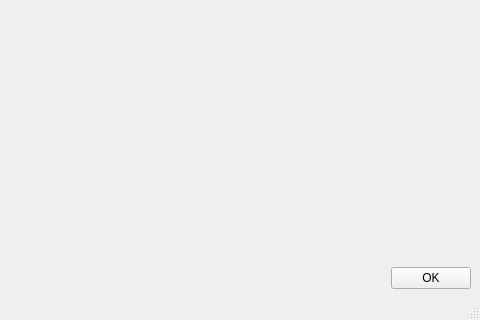
First picture: the form in notebooks/ui/ui_extract_evenly_spaced_files_replace_with.ui, repository neutronimaging/python_notebooks, before the edit; both pictures show x 642 to 1122 and y 373 to 693 of the 1122 by 693 pixel window.
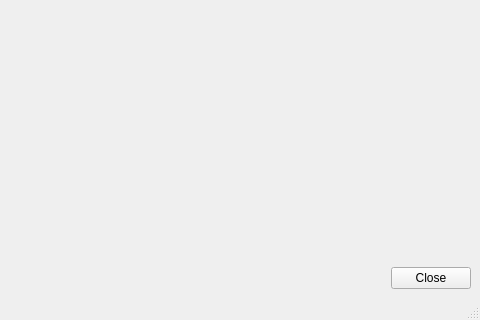
Second picture: the form after the edit.

Commit message: manual not modal anymore. update combobox. this refs #58

```diff
--- a/notebooks/ui/ui_extract_evenly_spaced_files_replace_with.ui
+++ b/notebooks/ui/ui_extract_evenly_spaced_files_replace_with.ui
@@ -90,7 +90,7 @@
       <item>
        <widget class="QPushButton" name="ok_pushButton">
         <property name="text">
-         <string>OK</string>
+         <string>Close</string>
         </property>
        </widget>
       </item>
```
Left out of the diff: 44 changed lines with no effect on the pictures. The commit also changes 4 other files.
